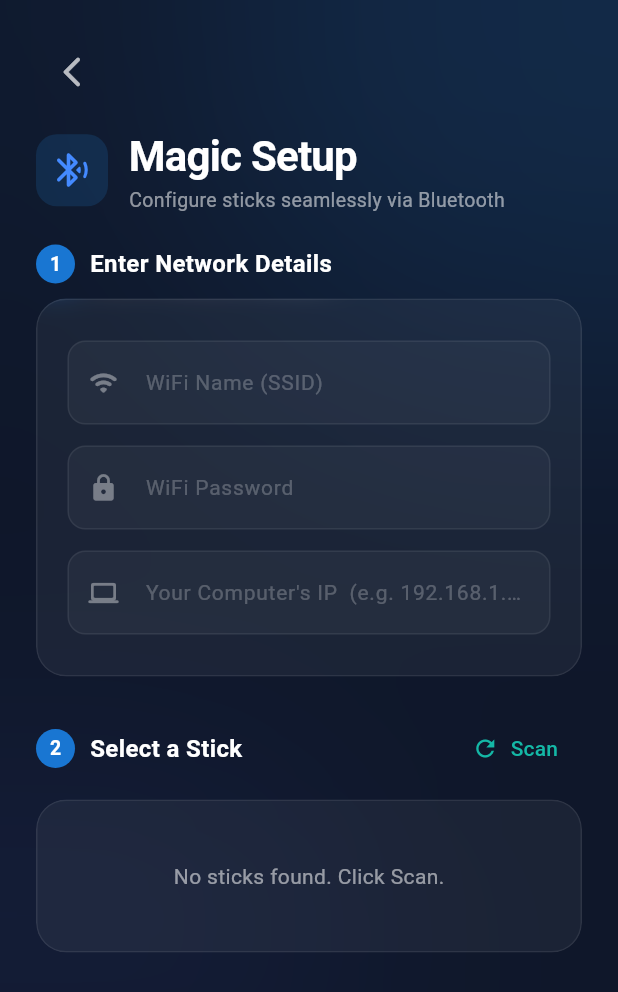
After one commit to IndigoSoftwares21/airdrum, a Flutter app: the screen it shows after launch, after a tap on "Magic Setup", on a phone screen of 412 x 824 dp. The commit adds this screen. Shown: the top 992 px of the screen. Run offline on Flutter 3.47's test engine with Material 3 defaults, Android fonts, the light colour scheme and no system bars; our stand-ins replace audioplayers, flutter_blue_plus, get, permission_handler; missing offline and left inert: network_info_plus; Roboto replaces fonts that are missing (SF Pro Display).

Commit message:
feat: implement Bluetooth-based device setup module with network configuration and scanning capabilities

```diff
--- a/client/lib/app/modules/home/views/home_view.dart
+++ b/client/lib/app/modules/home/views/home_view.dart
@@ -41,6 +41,12 @@ class HomeView extends GetView<HomeController> {
                   label: 'Instruments',
                   isActive: controller.selectedIndex.value == 1,
                   onTap: () => controller.selectedIndex.value = 1,
+                )),
+                 Obx(() => SidebarItem(
+                   icon: Icons.bluetooth_searching_rounded,
+                   label: 'Magic Setup',
+                   isActive: controller.selectedIndex.value == 3,
+                   onTap: () => Get.toNamed('/setup'),
                  )),
                  Obx(() => SidebarItem(
                    icon: Icons.settings_rounded,
--- a/client/lib/app/modules/settings/controllers/settings_controller.dart
+++ b/client/lib/app/modules/settings/controllers/settings_controller.dart
@@ -16,7 +16,7 @@ class SettingsController extends GetxController {
   final RxBool isDarkMode = true.obs;
 
   // Future global settings (dark mode, UDP port, IP config)
-  final RxInt udpPort = 5000.obs;
+  final RxInt udpPort = 8000.obs;
   final RxDouble minIntensity = 5.0.obs;
 
   void toggleDarkMode(bool value) {
--- /dev/null
+++ b/client/lib/app/modules/setup/bindings/setup_binding.dart
@@ -0,0 +1,11 @@
+import 'package:get/get.dart';
+import '../controllers/setup_controller.dart';
+
+class SetupBinding extends Bindings {
+  @override
+  void dependencies() {
+    Get.lazyPut<SetupController>(
+      () => SetupController(),
+    );
+  }
+}
--- /dev/null
+++ b/client/lib/app/modules/setup/controllers/setup_controller.dart
@@ -0,0 +1,181 @@
+import 'dart:async';
+import 'dart:convert';
+import 'dart:io';
+import 'package:flutter/material.dart';
+import 'package:flutter_blue_plus/flutter_blue_plus.dart';
+import 'package:get/get.dart';
+import 'package:permission_handler/permission_handler.dart';
+import 'package:network_info_plus/network_info_plus.dart';
+
+class SetupController extends GetxController {
+  static const String serviceUuid = "4fafc201-1fb5-459e-8fcc-c5c9c331914b";
+  static const String charUuid = "beb5483e-36e1-4688-b7f5-ea07361b26a8";
+
+  final isScanning = false.obs;
+  final isConnecting = false.obs;
+  final setupDone = false.obs;
+  final setupStatus = "".obs;
+  final foundDevices = <ScanResult>[].obs;
+
+  // Controllers for the UI
+  final ssidController = TextEditingController();
+  final passController = TextEditingController();
+  final ipController = TextEditingController();
+
+  BluetoothDevice? _connected;
+  StreamSubscription? _scanSub;
+
+  @override
+  void onInit() {
+    super.onInit();
+    _requestPermissions();
+    _fetchNetworkInfo();
+  }
+
+  @override
+  void onClose() {
+    _scanSub?.cancel();
+    _connected?.disconnect();
+    ssidController.dispose();
+    passController.dispose();
+    ipController.dispose();
+    super.onClose();
+  }
+
+  Future<void> _fetchNetworkInfo() async {
+    try {
+      // 1. Get the connected WiFi SSID (Works on iOS/Android/Windows. On macOS, Apple blocks this without Location Services)
+      if (!Platform.isMacOS) {
+        String? wifiName = await NetworkInfo().getWifiName();
+        if (wifiName != null && wifiName.isNotEmpty) {
+          ssidController.text = wifiName.replaceAll('"', '');
+        }
+      }
+
+      // 2. Get the computer's local IP address
+      for (var interface in await NetworkInterface.list()) {
+        for (var addr in interface.addresses) {
+          if (addr.type == InternetAddressType.IPv4 && !addr.isLoopback) {
+            // Pick a typical local IPv4
+            if (addr.address.startsWith('192.168.') ||
+                addr.address.startsWith('10.') ||
+                addr.address.startsWith('172.')) {
+              ipController.text = addr.address;
+              return;
+            }
+          }
+        }
+      }
+    } catch (e) {
+      debugPrint("Could not fetch network info: $e");
+    }
+  }
+
+  Future<void> _requestPermissions() async {
+    // macOS handles Bluetooth permissions natively.
+    // Calling permission_handler on macOS throws MissingPluginException.
+    if (Platform.isMacOS) return;
+
+    await [
+      Permission.bluetoothScan,
+      Permission.bluetoothConnect,
+      Permission.location,
+    ].request();
+  }
+
+  // ── Scan ──────────────────────────────────────────────────────────────────
+
+  Future<void> startScan() async {
+    if (isScanning.value) return;
+    foundDevices.clear();
+    setupStatus.value = "Scanning for AirDrum sticks…";
+    isScanning.value = true;
+
+    await FlutterBluePlus.stopScan();
+    await FlutterBluePlus.startScan(timeout: const Duration(seconds: 6));
+
+    _scanSub = FlutterBluePlus.onScanResults.listen((results) {
+      for (final r in results) {
+        if (r.device.platformName.contains("AirDrum") &&
+            !foundDevices.any((d) => d.device.remoteId == r.device.remoteId)) {
+          foundDevices.add(r);
+        }
+      }
+    });
+
+    await Future.delayed(const Duration(seconds: 6));
+    await FlutterBluePlus.stopScan();
+    _scanSub?.cancel();
+    isScanning.value = false;
+
+    if (foundDevices.isEmpty) {
+      setupStatus.value =
+          "No sticks found.\nMake sure the stick is powered on and nearby.";
+    } else {
+      setupStatus.value =
+          "Found ${foundDevices.length} stick(s). Tap one to configure.";
+    }
+  }
+
+  // ── Configure ─────────────────────────────────────────────────────────────
+
+  Future<void> configureStick(BluetoothDevice device) async {
+    final ssid = ssidController.text.trim();
+    final pass = passController.text;
+    final ip = ipController.text.trim();
+
+    if (ssid.isEmpty || ip.isEmpty) {
+      setupStatus.value = "Please fill in WiFi name and Computer IP first.";
+      return;
+    }
+
+    isConnecting.value = true;
+    setupStatus.value = "Connecting to ${device.platformName}…";
+
+    try {
+      await device.connect(timeout: const Duration(seconds: 10));
+      _connected = device;
+      setupStatus.value = "Connected. Discovering services…";
+
+      final services = await device.discoverServices();
+      BluetoothCharacteristic? targetChar;
+
+      for (final svc in services) {
+        if (svc.uuid.toString().toLowerCase() == serviceUuid) {
+          for (final c in svc.characteristics) {
+            if (c.uuid.toString().toLowerCase() == charUuid) {
+              targetChar = c;
+              break;
+            }
+          }
+        }
+        if (targetChar != null) break;
+      }
+
+      if (targetChar == null) {
+        setupStatus.value = "AirDrum service not found on device.";
+        await device.disconnect();
+        return;
+      }
+
+      setupStatus.value = "Sending credentials…";
+      final payload = "$ssid,$pass,$ip";
+      await targetChar.write(utf8.encode(payload), withoutResponse: false);
+
+      setupStatus.value =
+          "✅ Done! The stick is saving settings and rebooting.\n"
+          "It will connect to '$ssid' automatically.";
+      setupDone.value = true;
+
+      await Future.delayed(const Duration(seconds: 2));
+      await device.disconnect();
+    } on FlutterBluePlusException catch (e) {
+      setupStatus.value = "BLE Error: ${e.description}";
+    } catch (e) {
+      setupStatus.value = "Error: $e";
+    } finally {
+      isConnecting.value = false;
+      _connected = null;
+    }
+  }
+}
--- /dev/null
+++ b/client/lib/app/modules/setup/views/setup_view.dart
@@ -0,0 +1,289 @@
+import 'dart:ui';
+import 'package:flutter/material.dart';
+import 'package:get/get.dart';
+import '../controllers/setup_controller.dart';
+
+class SetupView extends GetView<SetupController> {
+  const SetupView({Key? key}) : super(key: key);
+
+  @override
+  Widget build(BuildContext context) {
+    return Scaffold(
+      backgroundColor: const Color(0xFF0F172A),
+      body: Stack(
+        children: [
+          Positioned(
+            top: -120, right: -80,
+            child: _Glow(color: Colors.blue.withOpacity(0.15), size: 360),
+          ),
+          Positioned(
+            bottom: -80, left: -60,
+            child: _Glow(color: Colors.indigo.withOpacity(0.1), size: 300),
+          ),
+          SafeArea(
+            child: SingleChildScrollView(
+              padding: const EdgeInsets.all(24),
+              child: Column(
+                crossAxisAlignment: CrossAxisAlignment.start,
+                children: [
+                  IconButton(
+                    icon: const Icon(Icons.arrow_back_ios_new_rounded, color: Colors.white70),
+                    onPressed: () => Get.back(),
+                  ),
+                  const SizedBox(height: 12),
+
+                  // Header
+                  Row(children: [
+                    Container(
+                      padding: const EdgeInsets.all(10),
+                      decoration: BoxDecoration(
+                        color: Colors.blue.withOpacity(0.15),
+                        borderRadius: BorderRadius.circular(14),
+                      ),
+                      child: const Icon(Icons.bluetooth_searching_rounded, color: Colors.blueAccent, size: 28),
+                    ),
+                    const SizedBox(width: 14),
+                    Column(crossAxisAlignment: CrossAxisAlignment.start, children: const [
+                      Text("Magic Setup",
+                          style: TextStyle(color: Colors.white, fontSize: 28,
+                              fontWeight: FontWeight.bold, letterSpacing: -0.5)),
+                      Text("Configure sticks seamlessly via Bluetooth",
+                          style: TextStyle(color: Colors.white54, fontSize: 13)),
+                    ]),
+                  ]),
+                  const SizedBox(height: 20),
+
+                  // Step 1 — Enter Credentials
+                  _StepLabel(number: "1", label: "Enter Network Details"),
+                  const SizedBox(height: 10),
+                  _GlassCard(child: Column(children: [
+                    _Field(controller: controller.ssidController, hint: "WiFi Name (SSID)", icon: Icons.wifi_rounded),
+                    _Field(controller: controller.passController, hint: "WiFi Password", icon: Icons.lock_rounded, isPassword: true),
+                    _Field(controller: controller.ipController, hint: "Your Computer's IP  (e.g. 192.168.1.5)", icon: Icons.computer_rounded),
+                  ])),
+                  const SizedBox(height: 24),
+
+                  // Step 2 — Scan and Connect
+                  Row(
+                    mainAxisAlignment: MainAxisAlignment.spaceBetween,
+                    children: [
+                      _StepLabel(number: "2", label: "Select a Stick"),
+                      Obx(() => controller.isScanning.value
+                        ? const SizedBox(width: 20, height: 20, child: CircularProgressIndicator(strokeWidth: 2, color: Colors.blueAccent))
+                        : TextButton.icon(
+                            onPressed: controller.startScan,
+                            icon: const Icon(Icons.refresh, size: 18),
+                            label: const Text("Scan"),
+                          )
+                      ),
+                    ],
+                  ),
+                  const SizedBox(height: 10),
+
+                  Obx(() => controller.foundDevices.isEmpty
+                    ? _GlassCard(child: Padding(
+                        padding: const EdgeInsets.symmetric(vertical: 20),
+                        child: Center(
+                          child: Text(
+                            controller.isScanning.value ? "Scanning for sticks..." : "No sticks found. Click Scan.",
+                            style: const TextStyle(color: Colors.white54),
+                          )
+                        ),
+                      ))
+                    : ListView.builder(
+                        shrinkWrap: true,
+                        physics: const NeverScrollableScrollPhysics(),
+                        itemCount: controller.foundDevices.length,
+                        itemBuilder: (context, index) {
+                          final result = controller.foundDevices[index];
+                          return _buildStickItem(
+                            result,
+                            () => controller.configureStick(result.device),
+                          );
+                        },
+                      )
+                  ),
+
+                  const SizedBox(height: 24),
+
+                  // Status
+                  Obx(() => _StatusBanner(
+                    status: controller.setupStatus.value,
+                    done: controller.setupDone.value,
+                    isConnecting: controller.isConnecting.value,
+                  )),
+
+                  const SizedBox(height: 32),
+                ],
+              ),
+            ),
+          ),
+        ],
+      ),
+    );
+  }
+
+  Widget _buildStickItem(dynamic result, VoidCallback onTap) {
+    return Padding(
+      padding: const EdgeInsets.only(bottom: 12),
+      child: InkWell(
+        onTap: onTap,
+        borderRadius: BorderRadius.circular(16),
+        child: Container(
+          padding: const EdgeInsets.all(16),
+          decoration: BoxDecoration(
+            color: Colors.white.withOpacity(0.05),
+            borderRadius: BorderRadius.circular(16),
+            border: Border.all(color: Colors.white.withOpacity(0.08)),
+          ),
+          child: Row(
+            children: [
+              Container(
+                padding: const EdgeInsets.all(10),
+                decoration: BoxDecoration(
+                  color: Colors.blue.withOpacity(0.1),
+                  shape: BoxShape.circle,
+                ),
+                child: const Icon(Icons.speaker, color: Colors.blueAccent),
+              ),
+              const SizedBox(width: 16),
+              Expanded(
+                child: Column(
+                  crossAxisAlignment: CrossAxisAlignment.start,
+                  children: [
+                    Text(
+                      result.device.platformName.isEmpty ? "AirDrum Stick" : result.device.platformName,
+                      style: const TextStyle(color: Colors.white, fontWeight: FontWeight.bold),
+                    ),
+                    Text(
+                      "Tap to configure",
+                      style: const TextStyle(color: Colors.white38, fontSize: 12),
+                    ),
+                  ],
+                ),
+              ),
+              const Icon(Icons.arrow_forward_ios_rounded, color: Colors.white24, size: 16),
+            ],
+          ),
+        ),
+      ),
+    );
+  }
+}
+
+// ── Reusable widgets ──────────────────────────────────────────────────────────
+
+class _Glow extends StatelessWidget {
+  final Color color;
+  final double size;
+  const _Glow({required this.color, required this.size});
+  @override
+  Widget build(BuildContext context) => Container(
+        width: size, height: size,
+        decoration: BoxDecoration(shape: BoxShape.circle, color: color),
+        child: BackdropFilter(
+            filter: ImageFilter.blur(sigmaX: 80, sigmaY: 80),
+            child: const SizedBox.expand()),
+      );
+}
+
+class _StepLabel extends StatelessWidget {
+  final String number, label;
+  const _StepLabel({required this.number, required this.label});
+  @override
+  Widget build(BuildContext context) => Row(children: [
+        Container(
+          width: 26, height: 26,
+          alignment: Alignment.center,
+          decoration: BoxDecoration(color: Colors.blue.shade700, shape: BoxShape.circle),
+          child: Text(number, style: const TextStyle(color: Colors.white, fontSize: 13, fontWeight: FontWeight.bold)),
+        ),
+        const SizedBox(width: 10),
+        Text(label, style: const TextStyle(color: Colors.white, fontSize: 16, fontWeight: FontWeight.w600)),
+      ]);
+}
+
+class _GlassCard extends StatelessWidget {
+  final Widget child;
+  const _GlassCard({required this.child});
+  @override
+  Widget build(BuildContext context) => ClipRRect(
+        borderRadius: BorderRadius.circular(20),
+        child: BackdropFilter(
+          filter: ImageFilter.blur(sigmaX: 12, sigmaY: 12),
+          child: Container(
+            padding: const EdgeInsets.all(20),
+            decoration: BoxDecoration(
+              color: Colors.white.withOpacity(0.05),
+              borderRadius: BorderRadius.circular(20),
+              border: Border.all(color: Colors.white.withOpacity(0.08)),
+            ),
+            child: child,
+          ),
+        ),
+      );
+}
+
+class _Field extends StatelessWidget {
+  final TextEditingController controller;
+  final String hint;
+  final IconData icon;
+  final bool isPassword;
+  const _Field({required this.controller, required this.hint, required this.icon,
+      this.isPassword = false});
+  @override
+  Widget build(BuildContext context) => Padding(
+        padding: const EdgeInsets.symmetric(vertical: 7),
+        child: TextField(
+          controller: controller,
+          obscureText: isPassword,
+          style: const TextStyle(color: Colors.white),
+          decoration: InputDecoration(
+            hintText: hint,
+            hintStyle: const TextStyle(color: Colors.white24, fontSize: 14),
+            prefixIcon: Icon(icon, color: Colors.white38, size: 20),
+            filled: true,
+            fillColor: Colors.white.withOpacity(0.04),
+            border: OutlineInputBorder(
+                borderRadius: BorderRadius.circular(12), borderSide: BorderSide.none),
+            enabledBorder: OutlineInputBorder(
+                borderRadius: BorderRadius.circular(12),
+                borderSide: BorderSide(color: Colors.white.withOpacity(0.07))),
+            focusedBorder: OutlineInputBorder(
+                borderRadius: BorderRadius.circular(12),
+                borderSide: BorderSide(color: Colors.blue.shade400)),
+          ),
+        ),
+      );
+}
+
+class _StatusBanner extends StatelessWidget {
+  final String status;
+  final bool done;
+  final bool isConnecting;
+  const _StatusBanner({required this.status, required this.done, required this.isConnecting});
+  @override
+  Widget build(BuildContext context) {
+    if (status.isEmpty) return const SizedBox.shrink();
+    final color = done ? Colors.green.shade400 : Colors.blue.shade300;
+    return Container(
+      width: double.infinity,
+      padding: const EdgeInsets.symmetric(horizontal: 14, vertical: 12),
+      decoration: BoxDecoration(
+        color: color.withOpacity(0.08),
+        borderRadius: BorderRadius.circular(12),
+        border: Border.all(color: color.withOpacity(0.3)),
+      ),
+      child: Row(
+        children: [
+          if (isConnecting)
+             const Padding(
+               padding: EdgeInsets.only(right: 12),
+               child: SizedBox(width: 16, height: 16, child: CircularProgressIndicator(strokeWidth: 2)),
+             ),
+          Expanded(child: Text(status, style: TextStyle(color: color, fontSize: 13, height: 1.4))),
+        ],
+      ),
+    );
+  }
+}
--- a/client/lib/app/routes/app_pages.dart
+++ b/client/lib/app/routes/app_pages.dart
@@ -2,6 +2,8 @@ import 'package:get/get.dart';
 
 import '../modules/home/bindings/home_binding.dart';
 import '../modules/home/views/home_view.dart';
+import '../modules/setup/bindings/setup_binding.dart';
+import '../modules/setup/views/setup_view.dart';
 
 part 'app_routes.dart';
 
@@ -16,5 +18,10 @@ class AppPages {
       page: () => const HomeView(),
       binding: HomeBinding(),
     ),
+    GetPage(
+      name: _Paths.SETUP,
+      page: () => const SetupView(),
+      binding: SetupBinding(),
+    ),
   ];
 }
--- a/client/lib/app/routes/app_routes.dart
+++ b/client/lib/app/routes/app_routes.dart
@@ -5,10 +5,12 @@ abstract class Routes {
   Routes._();
   static const HOME = _Paths.HOME;
   static const SETTINGS = _Paths.SETTINGS;
+  static const SETUP = _Paths.SETUP;
 }
 
 abstract class _Paths {
   _Paths._();
   static const HOME = '/home';
   static const SETTINGS = '/settings';
+  static const SETUP = '/setup';
 }
--- a/client/pubspec.yaml
+++ b/client/pubspec.yaml
@@ -36,6 +36,9 @@ dependencies:
   cupertino_icons: ^1.0.8
   get: ^4.7.3
   audioplayers: ^6.5.1
+  flutter_blue_plus: ^1.31.0
+  permission_handler: ^11.3.1
+  network_info_plus: ^8.1.0
 
 dev_dependencies:
   flutter_test:
```
Also changed, not shown: client/pubspec.lock, firmware/air_drum/pinout.png (added), 16 other files. Lines whose indentation alone changed are shown as unchanged.
